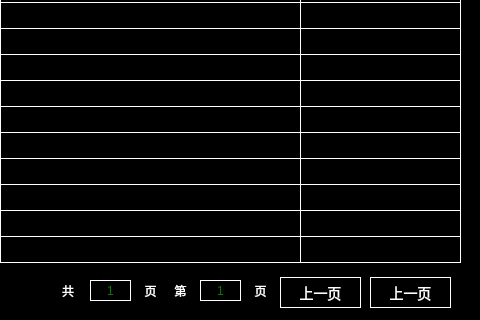
First picture: the form in fault_current.ui, repository isliulin/Plan85HMI, before the edit; both pictures show x 320 to 800 and y 180 to 500 of the 800 by 500 pixel window.
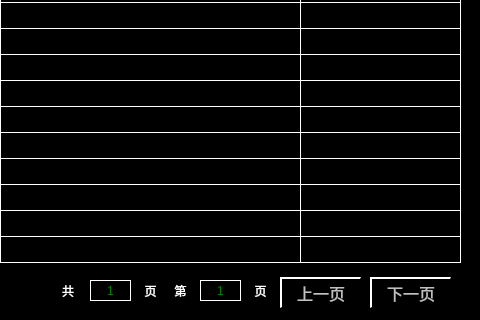
Second picture: the form after the edit.

The edit to the form file:
```diff
--- a/fault_current.ui
+++ b/fault_current.ui
@@ -1004,9 +1004,7 @@
     </rect>
    </property>
    <property name="styleSheet">
-    <string notr="true">background-color: rgb(0, 0, 0);
-color: rgb(255, 255, 255);
-border:1px solid white;</string>
+    <string notr="true">font: 16px;color: rgb(192,192,192);background-color: rgb(0, 0, 0);border-top: 2px solid white;border-left: 2px solid white;</string>
    </property>
    <property name="text">
     <string>上一页</string>
@@ -1022,12 +1020,10 @@
     </rect>
    </property>
    <property name="styleSheet">
-    <string notr="true">background-color: rgb(0, 0, 0);
-color: rgb(255, 255, 255);
-border:1px solid white;</string>
+    <string notr="true">font: 16px;color: rgb(192,192,192);background-color: rgb(0, 0, 0);border-top: 2px solid white;border-left: 2px solid white;</string>
    </property>
    <property name="text">
-    <string>上一页</string>
+    <string>下一页</string>
    </property>
   </widget>
  </widget>
```
Left out of the diff: 308 changed lines with no effect on the pictures.
